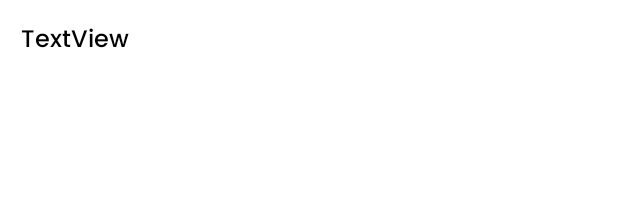
After one commit to muhfadh/BudayAI, an Android app: the layout dropdown_item.xml on its own in the app's theme, with its tools: preview values and no code run, on a phone screen of 412 x 824 dp. The commit adds this screen. Shown: the top 218 px of the screen. Run offline under Robolectric (Android 15) with nearby library versions, the phone set to English and light mode, and no system bars.

Commit message:
new dropdown on analys xml

```diff
--- a/MD/BudayAI/app/src/main/java/com/dicoding/budayai/analys/AnalysFragment.kt
+++ b/MD/BudayAI/app/src/main/java/com/dicoding/budayai/analys/AnalysFragment.kt
@@ -1,21 +1,19 @@
 package com.dicoding.budayai.analys
 
-import android.annotation.SuppressLint
 import android.content.Intent
 import android.graphics.Bitmap
 import android.graphics.BitmapFactory
 import android.net.Uri
 import android.os.Bundle
-import androidx.fragment.app.Fragment
 import android.view.LayoutInflater
 import android.view.View
 import android.view.ViewGroup
 import android.widget.Toast
 import androidx.activity.result.contract.ActivityResultContracts
 import androidx.appcompat.app.AppCompatActivity
+import androidx.fragment.app.Fragment
 import androidx.fragment.app.activityViewModels
 import com.bumptech.glide.Glide
-import com.bumptech.glide.request.RequestOptions
 import com.dicoding.budayai.R
 import com.dicoding.budayai.databinding.FragmentAnalysBinding
 import com.dicoding.budayai.util.reduceFileImage
--- /dev/null
+++ b/MD/BudayAI/app/src/main/res/layout/dropdown_item.xml
@@ -0,0 +1,10 @@
+<TextView
+    xmlns:android="http://schemas.android.com/apk/res/android"
+    android:id="@+id/tv_dd"
+    android:layout_width="match_parent"
+    android:layout_height="wrap_content"
+    android:padding="14dp"
+    android:textColor="@color/black"
+    android:fontFamily="@font/poppins_medium"
+    android:textSize="16sp"
+    android:text="TextView"/>
--- a/MD/BudayAI/app/src/main/res/layout/fragment_analys.xml
+++ b/MD/BudayAI/app/src/main/res/layout/fragment_analys.xml
@@ -82,7 +82,8 @@
                 android:id="@+id/dropdown_text"
                 android:layout_width="match_parent"
                 android:layout_height="wrap_content"
-                android:text="Select Model" />
+                android:text="Select Model"
+                android:inputType="none"/>
 
         </com.google.android.material.textfield.TextInputLayout>
     </androidx.constraintlayout.widget.ConstraintLayout>
--- a/MD/BudayAI/app/src/main/res/values/strings.xml
+++ b/MD/BudayAI/app/src/main/res/values/strings.xml
@@ -45,4 +45,8 @@
     <string name="ornamen_name">Ornamen Name</string>
     <string name="score_detection">Score Detection</string>
     <string name="result">Result:</string>
+    <string-array name="models">
+        <item>Model 1</item>
+        <item>Model 2</item>
+    </string-array>
 </resources>
```
